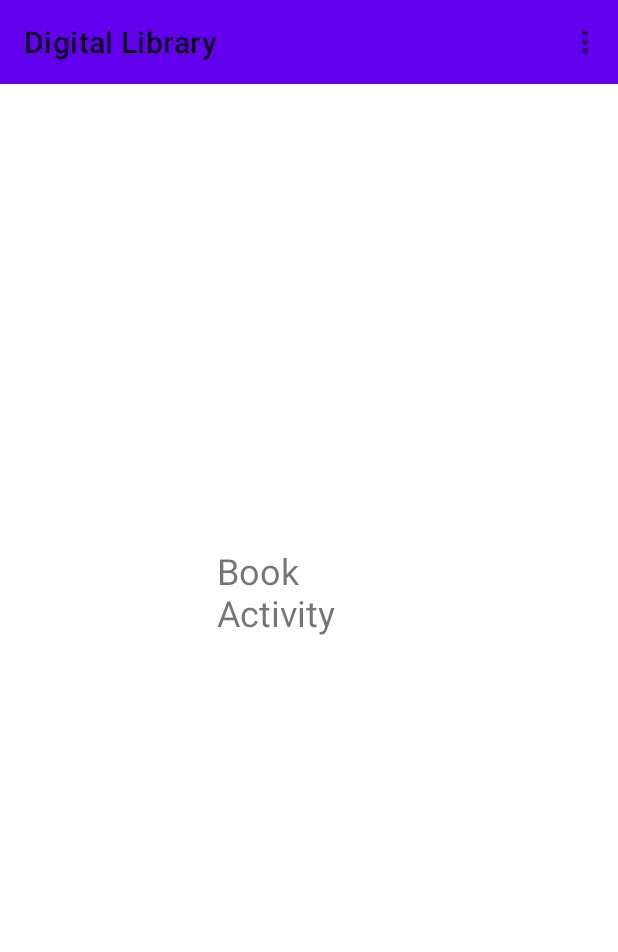
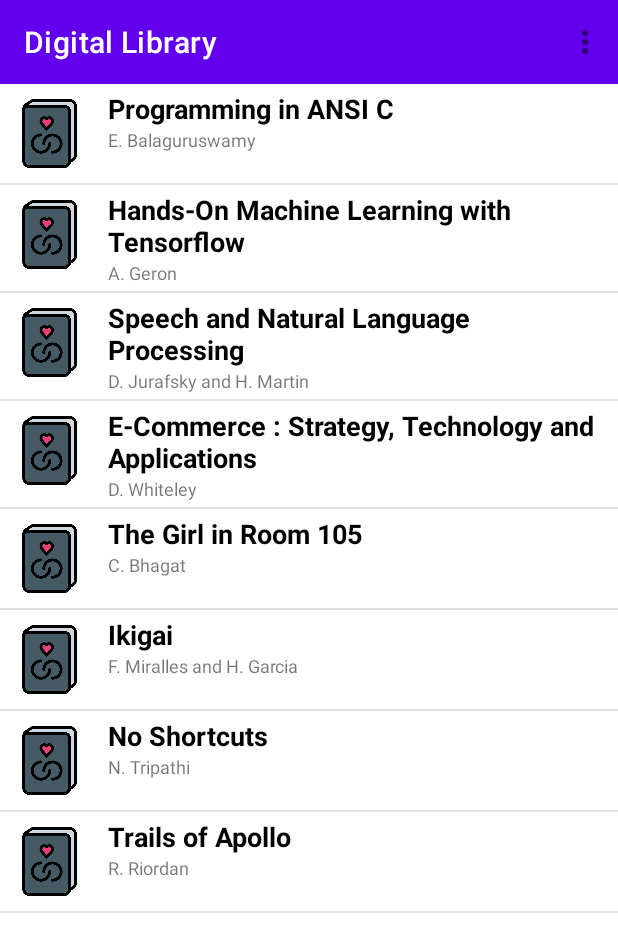
Before and after one commit to sayanmaiti2/DigitalLibrary, an Android app: the BookActivity screen opened directly, with no data from a screen before it, on a phone screen of 412 x 824 dp. Shown: the top 952 px of the screen. Run offline under Robolectric (Android 15) with nearby library versions, the phone set to English and light mode, and no system bars.

Commit message:
Updated UI for Book Activity

```diff
--- a/app/src/main/java/com/sayan/digitallibrary/BookActivity.java
+++ b/app/src/main/java/com/sayan/digitallibrary/BookActivity.java
@@ -3,6 +3,10 @@ package com.sayan.digitallibrary;
 import androidx.annotation.NonNull;
 import androidx.appcompat.app.AppCompatActivity;
 import androidx.appcompat.widget.Toolbar;
+import androidx.recyclerview.widget.DefaultItemAnimator;
+import androidx.recyclerview.widget.DividerItemDecoration;
+import androidx.recyclerview.widget.LinearLayoutManager;
+import androidx.recyclerview.widget.RecyclerView;
 
 import android.os.Bundle;
 import android.view.Menu;
@@ -11,10 +15,27 @@ import android.widget.Toast;
 
 public class BookActivity extends AppCompatActivity {
 
+    private RecyclerView recyclerView;
+    private BookAdapter bookAdapter;
+
     @Override
     protected void onCreate(Bundle savedInstanceState) {
         super.onCreate(savedInstanceState);
         setContentView(R.layout.activity_book);
+
+        bookAdapter = new BookAdapter();
+
+        RecyclerView.LayoutManager layoutManager = new LinearLayoutManager(getApplicationContext());
+
+        recyclerView = findViewById(R.id.recycler_view);
+        recyclerView.setLayoutManager(layoutManager);
+        recyclerView.setHasFixedSize(true);
+        recyclerView.addItemDecoration(
+                new DividerItemDecoration(this, LinearLayoutManager.VERTICAL)
+        );
+
+        recyclerView.setItemAnimator(new DefaultItemAnimator());
+        recyclerView.setAdapter(bookAdapter);
 
 
         Toolbar toolbar = findViewById(R.id.toolbar);
--- /dev/null
+++ b/app/src/main/java/com/sayan/digitallibrary/BookAdapter.java
@@ -0,0 +1,53 @@
+package com.sayan.digitallibrary;
+
+import android.view.LayoutInflater;
+import android.view.View;
+import android.view.ViewGroup;
+import android.widget.TextView;
+
+import androidx.annotation.NonNull;
+import androidx.recyclerview.widget.RecyclerView;
+
+public class BookAdapter extends RecyclerView.Adapter<BookAdapter.ViewHolder> {
+    private Item item;
+
+    public BookAdapter() {
+        item = new Item();
+    }
+
+    @NonNull
+    @Override
+    public ViewHolder onCreateViewHolder(@NonNull ViewGroup parent, int viewType) {
+        LayoutInflater layoutInflater = LayoutInflater.from(parent.getContext());
+        View view = layoutInflater.inflate(R.layout.book_list_item, parent, false);
+        ViewHolder viewHolder = new ViewHolder(view);
+
+        return viewHolder;
+    }
+
+    @Override
+    public void onBindViewHolder(@NonNull  BookAdapter.ViewHolder holder, int position) {
+        holder.book_name.setText(item.getBook(position));
+        holder.author_name.setText(item.getAuthor(position));
+    }
+
+    @Override
+    public int getItemCount() {
+        return item.getBookCount();
+    }
+
+
+    public class ViewHolder extends RecyclerView.ViewHolder{
+
+        TextView book_name, author_name;
+
+        public ViewHolder(View itemView){
+            super(itemView);
+
+            book_name = itemView.findViewById(R.id.book_name);
+            author_name = itemView.findViewById(R.id.author_name);
+        }
+    }
+
+
+}
--- /dev/null
+++ b/app/src/main/java/com/sayan/digitallibrary/Item.java
@@ -0,0 +1,25 @@
+package com.sayan.digitallibrary;
+
+public class Item {
+
+    private String[] books = {
+          "Programming in ANSI C", "Hands-On Machine Learning with Tensorflow", "Speech and Natural Language Processing", "E-Commerce : Strategy, Technology and Applications",
+            "The Girl in Room 105", "Ikigai", "No Shortcuts", "Trails of Apollo"
+    };
+
+    private String[] authors = {
+            "E. Balaguruswamy", "A. Geron", "D. Jurafsky and H. Martin", "D. Whiteley", "C. Bhagat", "F. Miralles and H. Garcia" , "N. Tripathi", "R. Riordan"
+    };
+
+    public int getBookCount() {
+        return books.length;
+    }
+
+    public String getBook(int i) {
+        return books[i];
+    }
+
+    public String getAuthor(int i) {
+        return  authors[i];
+    }
+}
--- a/app/src/main/res/layout/activity_book.xml
+++ b/app/src/main/res/layout/activity_book.xml
@@ -1,5 +1,5 @@
 <?xml version="1.0" encoding="utf-8"?>
-<androidx.constraintlayout.widget.ConstraintLayout xmlns:android="http://schemas.android.com/apk/res/android"
+<RelativeLayout xmlns:android="http://schemas.android.com/apk/res/android"
     xmlns:app="http://schemas.android.com/apk/res-auto"
     xmlns:tools="http://schemas.android.com/tools"
     android:layout_width="match_parent"
@@ -10,14 +10,16 @@
         android:id="@+id/toolbar"
         layout="@layout/toolbar" />
 
-    <TextView
-        android:id="@+id/textView2"
-        android:layout_width="123dp"
-        android:layout_height="96dp"
-        android:text="Book Activity"
-        android:textSize="24dp"
+    <androidx.recyclerview.widget.RecyclerView
+        android:id="@+id/recycler_view"
+        android:layout_width="match_parent"
+        android:layout_height="626dp"
+        android:layout_marginTop="?attr/actionBarSize"
         app:layout_constraintBottom_toBottomOf="parent"
         app:layout_constraintEnd_toEndOf="parent"
+        app:layout_constraintHorizontal_bias="0.47"
         app:layout_constraintStart_toStartOf="parent"
-        app:layout_constraintTop_toTopOf="parent" />
-</androidx.constraintlayout.widget.ConstraintLayout>
+        app:layout_constraintTop_toTopOf="parent"
+        app:layout_constraintVertical_bias="0.777" />
+
+</RelativeLayout>
--- a/app/src/main/res/layout/activity_main.xml
+++ b/app/src/main/res/layout/activity_main.xml
@@ -10,28 +10,15 @@
         android:id="@+id/toolbar"
         layout="@layout/toolbar" />
 
-    <TextView
-        android:id="@+id/textView"
-        android:layout_width="wrap_content"
-        android:layout_height="wrap_content"
-        android:text="Hello World!"
-        app:layout_constraintBottom_toBottomOf="parent"
-        app:layout_constraintLeft_toLeftOf="parent"
-        app:layout_constraintRight_toRightOf="parent"
-        app:layout_constraintTop_toTopOf="parent"
-        app:layout_constraintVertical_bias="0.466" />
-
     <ImageView
-        android:id="@+id/LibraryIcon"
-        android:layout_width="wrap_content"
-        android:layout_height="wrap_content"
+        android:layout_width="328dp"
+        android:layout_height="294dp"
+        android:src="@drawable/cover_image"
         app:layout_constraintBottom_toBottomOf="parent"
         app:layout_constraintEnd_toEndOf="parent"
-        app:layout_constraintHorizontal_bias="0.498"
         app:layout_constraintStart_toStartOf="parent"
         app:layout_constraintTop_toTopOf="parent"
-        app:layout_constraintVertical_bias="0.28"
-        tools:srcCompat="@tools:sample/avatars" />
+        app:layout_constraintVertical_bias="0.328" />
 
     <Button
         android:id="@+id/book_button"
@@ -42,7 +29,7 @@
         app:layout_constraintEnd_toEndOf="parent"
         app:layout_constraintStart_toStartOf="parent"
         app:layout_constraintTop_toTopOf="parent"
-        app:layout_constraintVertical_bias="0.616" />
+        app:layout_constraintVertical_bias="0.7" />
 
     <Button
         android:id="@+id/newspaper_button"
@@ -53,6 +40,6 @@
         app:layout_constraintEnd_toEndOf="parent"
         app:layout_constraintStart_toStartOf="parent"
         app:layout_constraintTop_toTopOf="parent"
-        app:layout_constraintVertical_bias="0.769" />
+        app:layout_constraintVertical_bias="0.842" />
 
 </androidx.constraintlayout.widget.ConstraintLayout>
--- /dev/null
+++ b/app/src/main/res/layout/book_list_item.xml
@@ -0,0 +1,39 @@
+<?xml version="1.0" encoding="utf-8"?>
+<LinearLayout xmlns:android="http://schemas.android.com/apk/res/android"
+    xmlns:tools="http://schemas.android.com/tools"
+    android:layout_width="match_parent"
+    android:layout_height="wrap_content"
+    android:orientation="horizontal"
+    android:layout_margin="4dp">
+
+    <ImageView
+        android:id="@+id/book_icon"
+        android:layout_width="50dp"
+        android:layout_height="50dp"
+        android:padding="2dp"
+        android:layout_margin="4dp"
+        android:src="@drawable/agenda" />
+
+    <LinearLayout
+        android:layout_width="match_parent"
+        android:layout_height="wrap_content"
+        android:layout_marginStart="10dp"
+        android:orientation="vertical">
+
+        <TextView
+            android:id="@+id/book_name"
+            android:layout_width="wrap_content"
+            android:layout_height="wrap_content"
+            android:textColor="@color/black"
+            android:textStyle="bold"
+            android:textSize="18sp" />
+
+        <TextView
+            android:id="@+id/author_name"
+            android:layout_width="wrap_content"
+            android:layout_height="wrap_content"
+            android:textSize="12sp" />
+
+    </LinearLayout>
+
+</LinearLayout>
--- a/app/src/main/res/layout/toolbar.xml
+++ b/app/src/main/res/layout/toolbar.xml
@@ -2,7 +2,9 @@
 <androidx.appcompat.widget.Toolbar xmlns:android="http://schemas.android.com/apk/res/android"
     android:layout_width="match_parent"
     android:layout_height="wrap_content"
+    xmlns:app="http://schemas.android.com/apk/res-auto"
     android:background="@color/purple_500"
+    app:titleTextColor="@color/white"
     android:theme="@style/ThemeOverlay.AppCompat.Light">
 
 </androidx.appcompat.widget.Toolbar>
```
Also changed, not shown: app/src/main/res/drawable-v24/agenda.png (added), app/src/main/res/drawable/cover_image.jpg (added).
